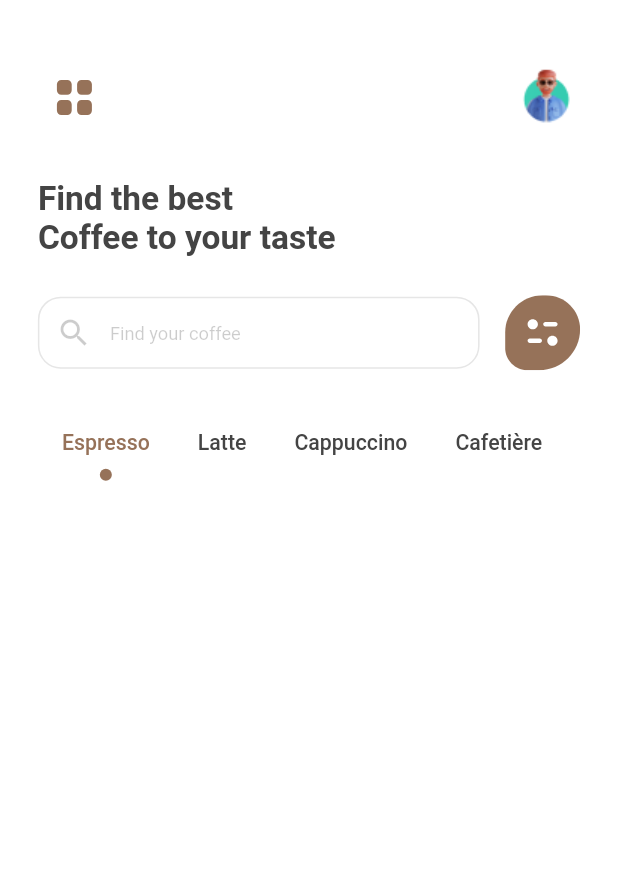
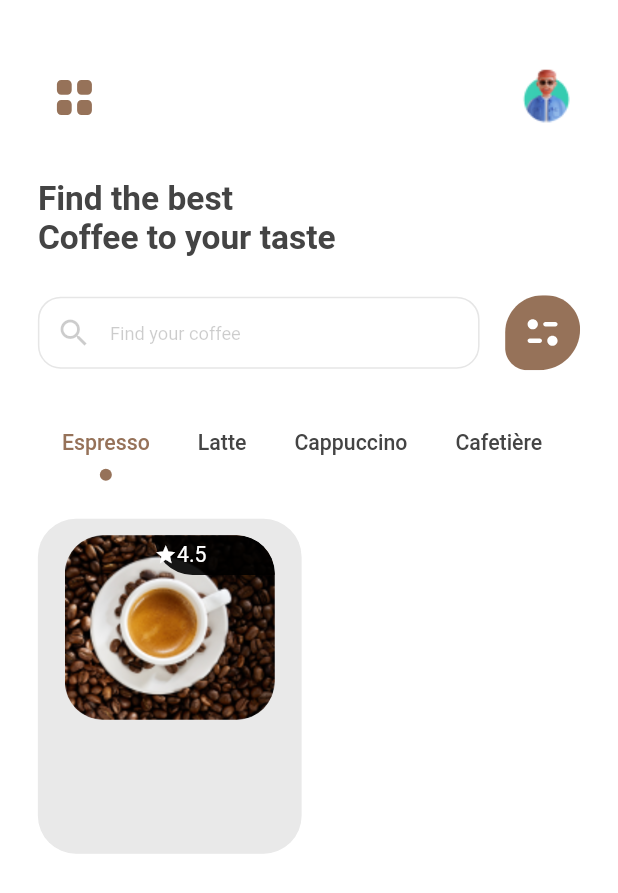
Before and after one commit to enoch-aik/coffee_app_ui, a Flutter app: the HomeScreen screen opened by its route, on a phone screen of 412 x 824 dp. Shown: the top 893 px of the screen. Run offline on Flutter 3.47's test engine with Material 2 defaults, Android fonts, the phone set to English and light mode, and no system bars; our stand-ins replace flutter_screenutil, flutter_svg, go_router, google_fonts; Roboto replaces fonts that are missing (SP Pro Display).

Commit message:
added coffee card

```diff
--- a/lib/src/screens/home/screen.dart
+++ b/lib/src/screens/home/screen.dart
@@ -64,7 +64,7 @@ class HomeScreen extends StatelessWidget {
                 ),
                 //TAB BAR ==> Espresso Latte Cappuccino Cafetiere
                 Padding(
-                  padding: EdgeInsets.only(top: 25.h),
+                  padding: EdgeInsets.symmetric(vertical: 25.h),
                   child: TabBar(
                       labelColor: CustomColors.brown,
                       indicator: RoundedTabIndicator(color: CustomColors.brown),
@@ -92,6 +92,62 @@ class HomeScreen extends StatelessWidget {
                           text: 'Cafetière',
                         ),
                       ]),
+                ),
+
+                Container(
+                  width: 160.w,
+                  height: 220.h,
+                  decoration: BoxDecoration(
+                      color: CustomColors.white.withOpacity(0.1),
+                      borderRadius: BorderRadius.circular(25.r),
+                      boxShadow: const [
+                        BoxShadow(color: Color.fromRGBO(0, 0, 0, 0.1))
+                      ]),
+                  child: Column(
+                    children: [
+                      Padding(
+                        padding: EdgeInsets.all(10.w),
+                        child: ClipRRect(
+                          borderRadius: BorderRadius.circular(25.r),
+                          child: Stack(
+                            children: [
+                              SizedBox(
+                                child: Image.asset(
+                                  'assets/images/espresso.png',
+                                  filterQuality: FilterQuality.high,
+                                ),
+                              ),
+                              Positioned(
+                                right: 0,
+                                top: 0,
+                                child: Container(
+                                  width: 73.w,
+                                  height: 26.h,
+                                  decoration: BoxDecoration(
+                                      color: Color.fromRGBO(0, 0, 0, 0.9),
+                                      borderRadius: BorderRadius.only(
+                                          bottomLeft: Radius.circular(25.r),
+                                          topRight: Radius.circular(25.r))),
+                                  child: Row(
+                                    children: [
+                                      Icon(
+                                        Icons.star,
+                                        color: Colors.white,size: 15,
+                                      ),
+                                      KText(
+                                        '4.5',
+                                        color: CustomColors.white,
+                                      )
+                                    ],
+                                  ),
+                                ),
+                              )
+                            ],
+                          ),
+                        ),
+                      )
+                    ],
+                  ),
                 )
               ],
             ),
```
Also changed, not shown: assets/images/espresso.png (added).
